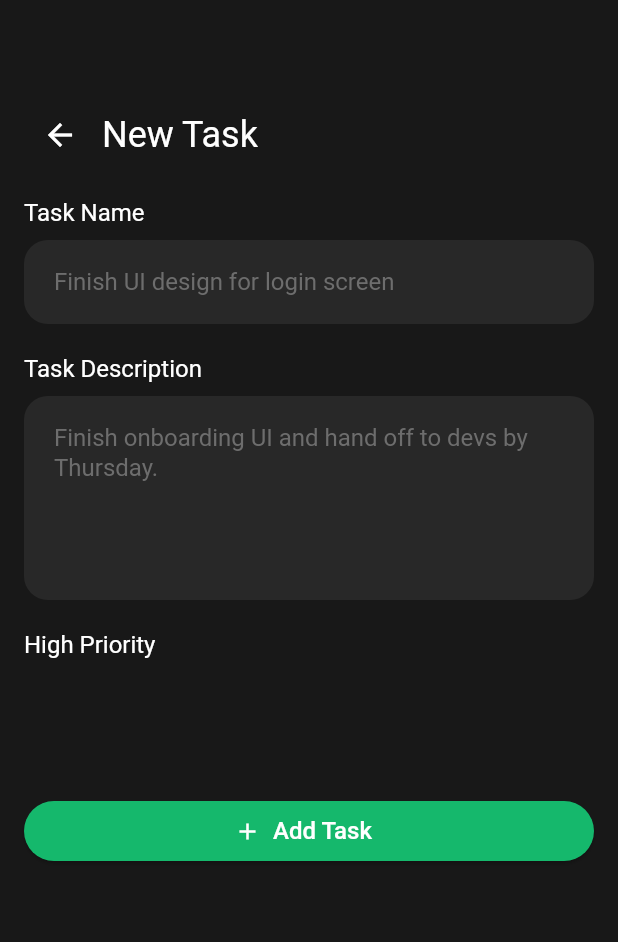
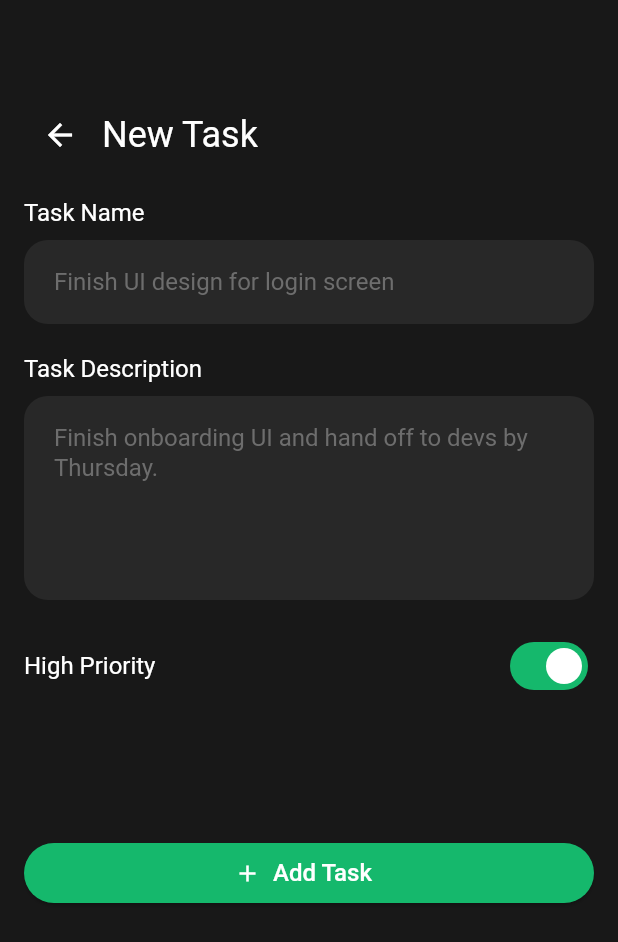
Before and after one commit to MonicaSaeed/Flutter-Tasky-Project, a Flutter app: the AddTaskScreen screen opened directly, on a phone screen of 412 x 824 dp. Shown: the top 942 px of the screen. Run offline on Flutter 3.47's test engine with Material 3 defaults, Android fonts, the phone set to English and light mode, and no system bars; our stand-ins replace flutter_svg.

Commit message:
add switch button in add new task screen
change state from stateless to stateful and add switchTheme in theme

```diff
--- a/tasky_project/lib/add_task_screen.dart
+++ b/tasky_project/lib/add_task_screen.dart
@@ -1,9 +1,15 @@
 import 'package:flutter/material.dart';
 import 'package:tasky_project/core/components/custom_form_field.dart';
 
-class AddTaskScreen extends StatelessWidget {
+class AddTaskScreen extends StatefulWidget {
   const AddTaskScreen({super.key});
 
+  @override
+  State<AddTaskScreen> createState() => _AddTaskScreenState();
+}
+
+class _AddTaskScreenState extends State<AddTaskScreen> {
+  bool isHighPriority = true;
   @override
   Widget build(BuildContext context) {
     return Scaffold(
@@ -45,12 +51,19 @@ class AddTaskScreen extends StatelessWidget {
             ),
             SizedBox(height: 20),
             Row(
+              mainAxisAlignment: MainAxisAlignment.spaceBetween,
               children: [
                 Text(
                   'High Priority  ',
                   style: Theme.of(context).textTheme.displaySmall,
                 ),
-                SizedBox(width: 16),
+                Switch(
+                    value: isHighPriority,
+                    onChanged: (bool newValue) {
+                      setState(() {
+                        isHighPriority = newValue;
+                      });
+                    }),
               ],
             ),
             SizedBox(height: 90),
--- a/tasky_project/lib/main.dart
+++ b/tasky_project/lib/main.dart
@@ -60,6 +60,44 @@ class MyApp extends StatelessWidget {
             fontSize: 16,
           ),
         ),
+        switchTheme: SwitchThemeData(
+          trackColor: WidgetStateProperty.resolveWith(
+            (states) {
+              if (states.contains(WidgetState.selected)) {
+                return const Color(0xFF15B86C);
+              } else {
+                return const Color(0xFFFFFFFF);
+              }
+            },
+          ),
+          thumbColor: WidgetStateProperty.resolveWith(
+            (states) {
+              if (states.contains(WidgetState.selected)) {
+                return const Color(0xFFFFFFFF);
+              } else {
+                return const Color(0xFF9E9E9E);
+              }
+            },
+          ),
+          trackOutlineColor: WidgetStateProperty.resolveWith(
+            (states) {
+              if (states.contains(WidgetState.selected)) {
+                return Colors.transparent;
+              } else {
+                return const Color(0xFF9E9E9E);
+              }
+            },
+          ),
+          trackOutlineWidth: WidgetStateProperty.resolveWith(
+            (states) {
+              if (states.contains(WidgetState.selected)) {
+                return 0.0;
+              } else {
+                return 2.0;
+              }
+            },
+          ),
+        ),
       ),
       home: const HomeScreen(),
     );
```
